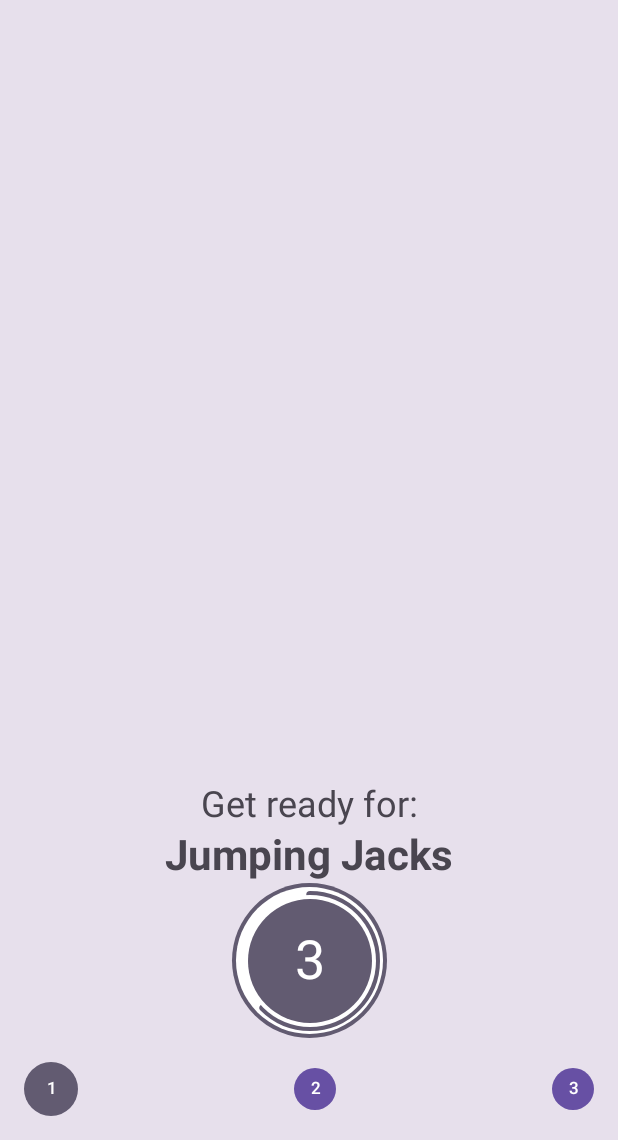
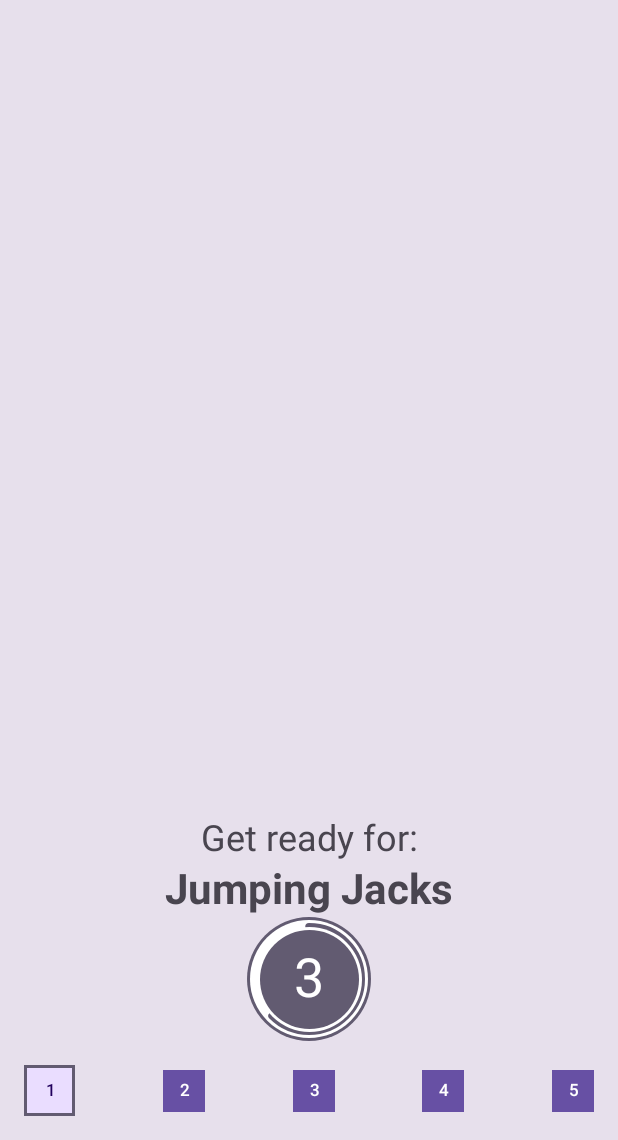
Before and after one commit to srseibs/Sweat-With-Annette, an Android app built with Jetpack Compose: the screen it shows after launch (MainActivity), after a tap on "Start", on a phone screen of 412 x 824 dp, the part 96-1236 px from its top. Run offline under Robolectric (Android 15) with nearby library versions, the phone set to English and light mode, and no system bars; our stand-ins replace Dagger/Hilt's generated code.

Commit message:
Cleaned up NumberedProgressIndicator for dark mode.

```diff
--- a/app/src/main/java/com/sailinghawklabs/exercisetime/screens/exerciseScreen/ExerciseScreen.kt
+++ b/app/src/main/java/com/sailinghawklabs/exercisetime/screens/exerciseScreen/ExerciseScreen.kt
@@ -160,7 +160,7 @@ fun ExerciseScreenContent(
                 )
                 CircularProgress(
                     textStyle = MaterialTheme.typography.displaySmall,
-                    modifier = Modifier.fillMaxWidth(0.25f),
+                    modifier = Modifier.fillMaxWidth(0.20f),
                     remainingTimeInMillis = timeDuration.inWholeMilliseconds - elapsedTime.inWholeMilliseconds,
                     maxTimeTimeInMillis = timeDuration.inWholeMilliseconds,
                 )
--- a/app/src/main/java/com/sailinghawklabs/exercisetime/screens/exerciseScreen/components/NumberedProgressIndicator.kt
+++ b/app/src/main/java/com/sailinghawklabs/exercisetime/screens/exerciseScreen/components/NumberedProgressIndicator.kt
@@ -2,24 +2,22 @@ package com.sailinghawklabs.exercisetime.screens.exerciseScreen.components
 
 import android.util.Log
 import androidx.compose.foundation.background
+import androidx.compose.foundation.border
 import androidx.compose.foundation.layout.Arrangement
 import androidx.compose.foundation.layout.Box
 import androidx.compose.foundation.layout.fillMaxWidth
 import androidx.compose.foundation.layout.padding
 import androidx.compose.foundation.layout.size
 import androidx.compose.foundation.lazy.LazyRow
-import androidx.compose.foundation.shape.CircleShape
 import androidx.compose.material3.MaterialTheme
 import androidx.compose.material3.Text
-import androidx.compose.material3.contentColorFor
 import androidx.compose.runtime.Composable
-import androidx.compose.runtime.remember
 import androidx.compose.ui.Alignment
 import androidx.compose.ui.Modifier
-import androidx.compose.ui.draw.clip
 import androidx.compose.ui.graphics.Color
 import androidx.compose.ui.text.style.TextAlign
 import androidx.compose.ui.tooling.preview.Preview
+import androidx.compose.ui.unit.Dp
 import androidx.compose.ui.unit.dp
 import com.sailinghawklabs.exercisetime.ui.theme.ExerciseTimeTheme
 
@@ -28,10 +26,11 @@ fun NumberedProgressIndicator(
     modifier: Modifier = Modifier,
     activeExerciseIndex: Int,
     numExercises: Int,
-    upcomingColor:Color = MaterialTheme.colorScheme.primary,
-    doneColor: Color = MaterialTheme.colorScheme.secondary,
 ) {
-    Log.d("NumberedProgressIndicator", "NumberedProgressIndicator: $activeExerciseIndex of $numExercises")
+    Log.d(
+        "NumberedProgressIndicator",
+        "NumberedProgressIndicator: $activeExerciseIndex of $numExercises"
+    )
 
     LazyRow(
         modifier = modifier
@@ -40,28 +39,51 @@ fun NumberedProgressIndicator(
         horizontalArrangement = Arrangement.SpaceBetween,
         verticalAlignment = Alignment.CenterVertically,
     ) {
-        items(count = numExercises) { index->
+        items(count = numExercises) { index ->
 
-             val backgroundColor =
-                if (index > activeExerciseIndex) upcomingColor else doneColor
+            val backgroundColor: Color
+            val dotSize: Dp
+            val borderColor: Color
+            val textColor: Color
+
+
+            if (index < activeExerciseIndex) {
+                backgroundColor = MaterialTheme.colorScheme.secondary
+                dotSize = 28.dp
+                borderColor = backgroundColor
+                textColor = MaterialTheme.colorScheme.onSecondary
+            } else if (index == activeExerciseIndex) {
+                dotSize = 34.dp
+                backgroundColor = MaterialTheme.colorScheme.primaryContainer
+                borderColor = MaterialTheme.colorScheme.secondary
+                textColor = MaterialTheme.colorScheme.onPrimaryContainer
+            } else { // index > activeExerciseIndex
+                backgroundColor = MaterialTheme.colorScheme.primary
+                dotSize = 28.dp
+                borderColor = backgroundColor
+                textColor = MaterialTheme.colorScheme.onPrimary
+            }
 
             val dotValue = (index + 1).toString()
-
-            val dotSize =
-                if (index == activeExerciseIndex) 36.dp else 28.dp
-
             Box(
                 contentAlignment = Alignment.Center,
                 modifier = Modifier
+                    .background(backgroundColor)
+
+//                    .clip(CircleShape)
+
+                    .border(
+                        width = 2.dp,
+                        color = borderColor,
+                    )
                     .size(dotSize)
-                    .clip(CircleShape)
-                    .background(backgroundColor)
             ) {
                 Text(
+                    modifier = Modifier.padding(0.dp),
                     text = dotValue,
                     style = MaterialTheme.typography.labelSmall,
                     textAlign = TextAlign.Center,
-                    color = MaterialTheme.colorScheme.contentColorFor(backgroundColor)
+                    color = textColor,
                 )
             }
         }
--- a/app/src/main/java/com/sailinghawklabs/exercisetime/util/DefaultExerciseList.kt
+++ b/app/src/main/java/com/sailinghawklabs/exercisetime/util/DefaultExerciseList.kt
@@ -14,16 +14,16 @@ val DefaultExerciseList = listOf(
         name = "Wall Sit",
         imageResourceId = R.drawable.ic_wall_sit,
     ),
-//    Exercise(
-//        id = 3,
-//        name = "Push Up",
-//        imageResourceId = R.drawable.ic_push_up,
-//    ),
-//    Exercise(
-//        id = 4,
-//        name = "Abdominal Crunch",
-//        imageResourceId = R.drawable.ic_abdominal_crunch,
-//    ),
+    Exercise(
+        id = 3,
+        name = "Push Up",
+        imageResourceId = R.drawable.ic_push_up,
+    ),
+    Exercise(
+        id = 4,
+        name = "Abdominal Crunch",
+        imageResourceId = R.drawable.ic_abdominal_crunch,
+    ),
 //    Exercise(
 //        id = 5,
 //        name = "Chair Step-up",
```
